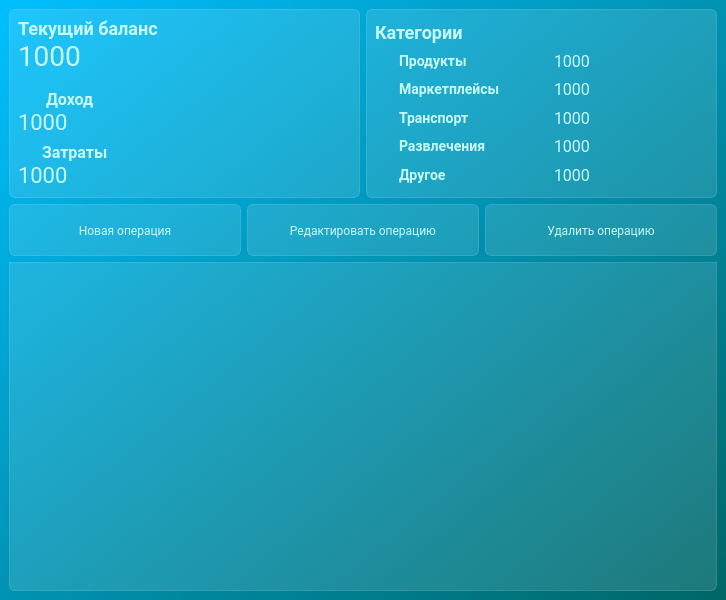
AnatoliiBessmertnyi/finance_flow, file src/main_window/ui/main_window.ui: the form before one commit.
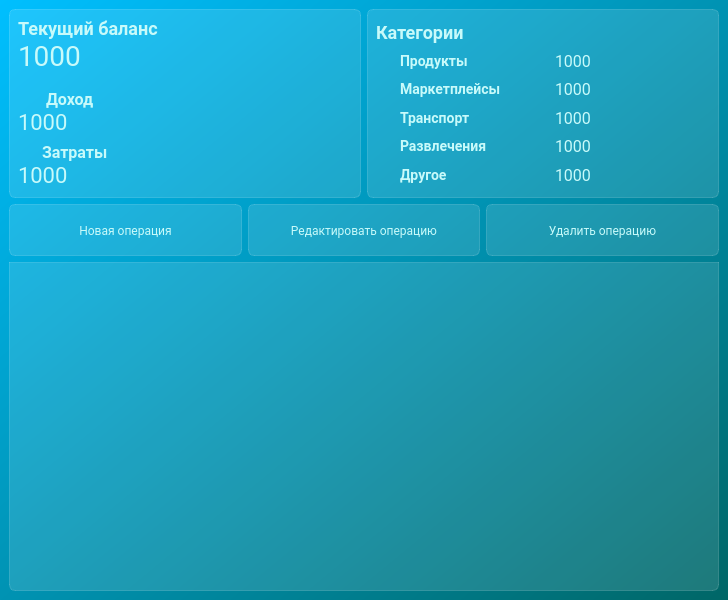
The form after the commit. Icons and pictures are not drawn.

Diff of the .ui file:
```diff
--- a/src/main_window/ui/main_window.ui
+++ b/src/main_window/ui/main_window.ui
@@ -6,7 +6,7 @@
    <rect>
     <x>0</x>
     <y>0</y>
-    <width>623</width>
+    <width>728</width>
     <height>600</height>
    </rect>
   </property>
@@ -632,7 +632,7 @@
      </layout>
     </item>
     <item>
-     <widget class="QTableWidget" name="table_container">
+     <widget class="QTableView" name="table_container">
       <property name="styleSheet">
        <string notr="true">QTableView {
 background-color: rgba(255, 255, 255, 30);
@@ -659,15 +659,6 @@
 background-color: rgba(255, 255, 255, 50);
 }</string>
       </property>
-      <property name="horizontalScrollBarPolicy">
-       <enum>Qt::ScrollBarPolicy::ScrollBarAlwaysOff</enum>
-      </property>
-      <property name="showGrid">
-       <bool>false</bool>
-      </property>
-      <attribute name="horizontalHeaderDefaultSectionSize">
-       <number>135</number>
-      </attribute>
      </widget>
     </item>
    </layout>
```
Left out of the diff: 24 changed lines with no effect on the pictures.
